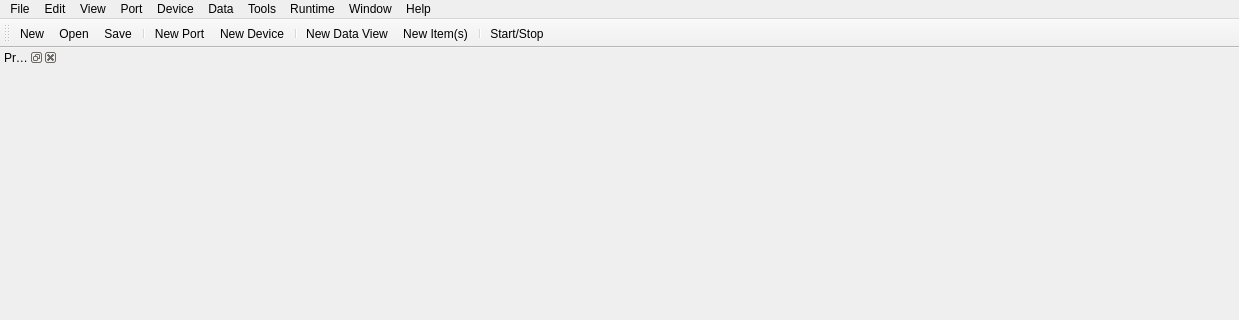
The window that src/client/gui/client_ui.ui (serhmarch/ModbusTools) describes before a commit, drawn with Qt 5; both pictures show x 0 to 1239 and y 0 to 320 of the 1239 by 752 pixel window.
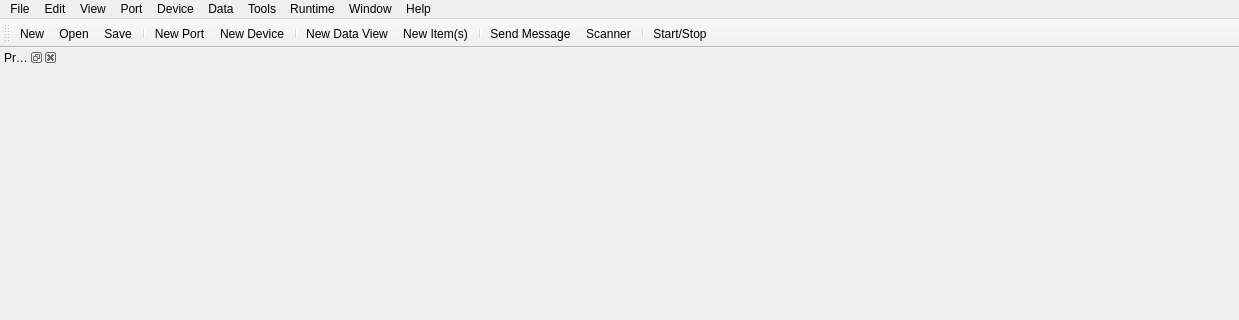
The same window after the commit. Icons and pictures are not drawn.

Commit message: Added client's icons and tool buttons for 'SendMessage' and 'Scanner' dialogs

The edit to the form file:
```diff
--- a/src/client/gui/client_ui.ui
+++ b/src/client/gui/client_ui.ui
@@ -254,6 +254,9 @@
    <addaction name="actionDataViewNew"/>
    <addaction name="actionDataViewItemNew"/>
    <addaction name="separator"/>
+   <addaction name="actionToolsSendMessage"/>
+   <addaction name="actionToolsScanner"/>
+   <addaction name="separator"/>
    <addaction name="actionRuntimeStartStop"/>
   </widget>
   <action name="actionFileNew">
```
Left out of the diff: 8 changed lines with no effect on the pictures. The commit also changes 3 other files.
